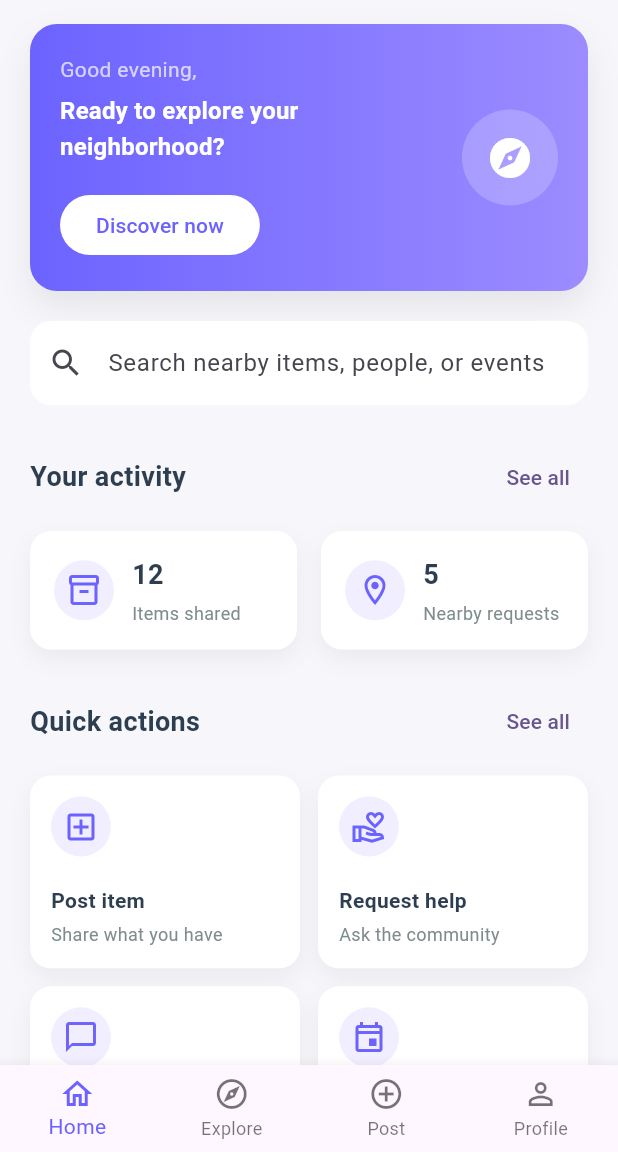
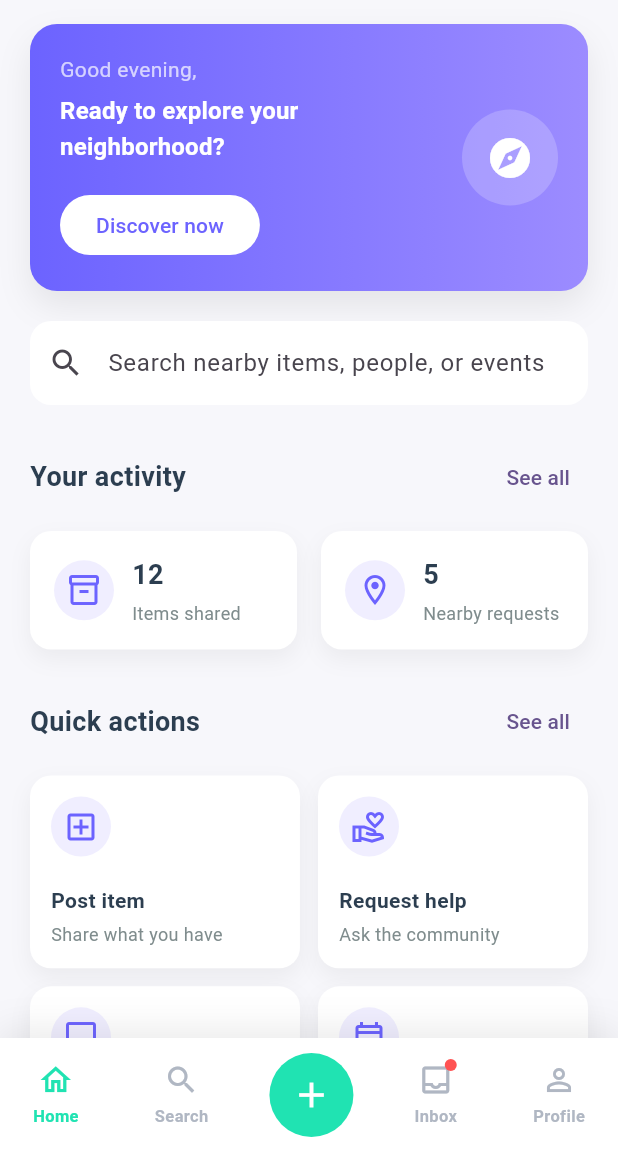
Before and after one commit to OmChauhan07/LinkHood, a Flutter app: the HomeDashboardPage screen opened by its route, on a phone screen of 412 x 824 dp, the part 84-1236 px from its top. Run offline on Flutter 3.47's test engine with Material 3 defaults, Android fonts, the phone set to English and light mode, and no system bars.

Commit message:
Update home_dashboard.dart

```diff
--- a/linkhood/lib/pages/home_dashboard.dart
+++ b/linkhood/lib/pages/home_dashboard.dart
@@ -16,7 +16,7 @@ class _HomeDashboardPageState extends State<HomeDashboardPage> {
     });
 
     if (index != 0) {
-      final labels = ['Home', 'Explore', 'Post', 'Profile'];
+      final labels = ['Home', 'Search', 'Add', 'Inbox', 'Profile'];
       ScaffoldMessenger.of(context).showSnackBar(
         SnackBar(
           content: Text('${labels[index]} feature coming soon!'),
@@ -24,6 +24,58 @@ class _HomeDashboardPageState extends State<HomeDashboardPage> {
         ),
       );
     }
+  }
+
+  Widget _buildNavItem({
+    required IconData icon,
+    required String label,
+    required int index,
+    bool showBadge = false,
+  }) {
+    final isSelected = _currentIndex == index;
+    const activeColor = Color(0xFF20E3B2);
+    const inactiveColor = Color(0xFFB0B7C3);
+
+    return InkWell(
+      onTap: () => _onBottomNavTap(index),
+      borderRadius: BorderRadius.circular(16),
+      child: Padding(
+        padding: const EdgeInsets.symmetric(horizontal: 10, vertical: 6),
+        child: Column(
+          mainAxisSize: MainAxisSize.min,
+          children: [
+            Stack(
+              clipBehavior: Clip.none,
+              children: [
+                Icon(
+                  icon,
+                  size: 24,
+                  color: isSelected ? activeColor : inactiveColor,
+                ),
+                if (showBadge)
+                  const Positioned(
+                    top: -2,
+                    right: -2,
+                    child: CircleAvatar(
+                      radius: 4,
+                      backgroundColor: Colors.redAccent,
+                    ),
+                  ),
+              ],
+            ),
+            const SizedBox(height: 4),
+            Text(
+              label,
+              style: TextStyle(
+                fontSize: 11,
+                fontWeight: FontWeight.w600,
+                color: isSelected ? activeColor : inactiveColor,
+              ),
+            ),
+          ],
+        ),
+      ),
+    );
   }
 
   @override
@@ -221,29 +273,59 @@ class _HomeDashboardPageState extends State<HomeDashboardPage> {
           ),
         ],
       ),
-      bottomNavigationBar: BottomNavigationBar(
-        currentIndex: _currentIndex,
-        onTap: _onBottomNavTap,
-        type: BottomNavigationBarType.fixed,
-        selectedItemColor: const Color(0xFF6C63FF),
-        items: const [
-          BottomNavigationBarItem(
-            icon: Icon(Icons.home_outlined),
-            label: 'Home',
+      bottomNavigationBar: Container(
+        decoration: BoxDecoration(
+          color: Colors.white,
+          boxShadow: [
+            BoxShadow(
+              color: Colors.black.withOpacity(0.08),
+              blurRadius: 18,
+              offset: const Offset(0, -6),
+            ),
+          ],
+        ),
+        padding: const EdgeInsets.symmetric(horizontal: 12, vertical: 10),
+        child: SafeArea(
+          top: false,
+          child: Row(
+            mainAxisAlignment: MainAxisAlignment.spaceBetween,
+            children: [
+              _buildNavItem(
+                icon: Icons.home_outlined,
+                label: 'Home',
+                index: 0,
+              ),
+              _buildNavItem(
+                icon: Icons.search,
+                label: 'Search',
+                index: 1,
+              ),
+              InkWell(
+                onTap: () => _onBottomNavTap(2),
+                borderRadius: BorderRadius.circular(28),
+                child: Container(
+                  padding: const EdgeInsets.all(14),
+                  decoration: const BoxDecoration(
+                    color: Color(0xFF20E3B2),
+                    shape: BoxShape.circle,
+                  ),
+                  child: const Icon(Icons.add, color: Colors.white, size: 28),
+                ),
+              ),
+              _buildNavItem(
+                icon: Icons.inbox_outlined,
+                label: 'Inbox',
+                index: 3,
+                showBadge: true,
+              ),
+              _buildNavItem(
+                icon: Icons.person_outline,
+                label: 'Profile',
+                index: 4,
+              ),
+            ],
           ),
-          BottomNavigationBarItem(
-            icon: Icon(Icons.explore_outlined),
-            label: 'Explore',
-          ),
-          BottomNavigationBarItem(
-            icon: Icon(Icons.add_circle_outline),
-            label: 'Post',
-          ),
-          BottomNavigationBarItem(
-            icon: Icon(Icons.person_outline),
-            label: 'Profile',
-          ),
-        ],
+        ),
       ),
     );
   }
```
